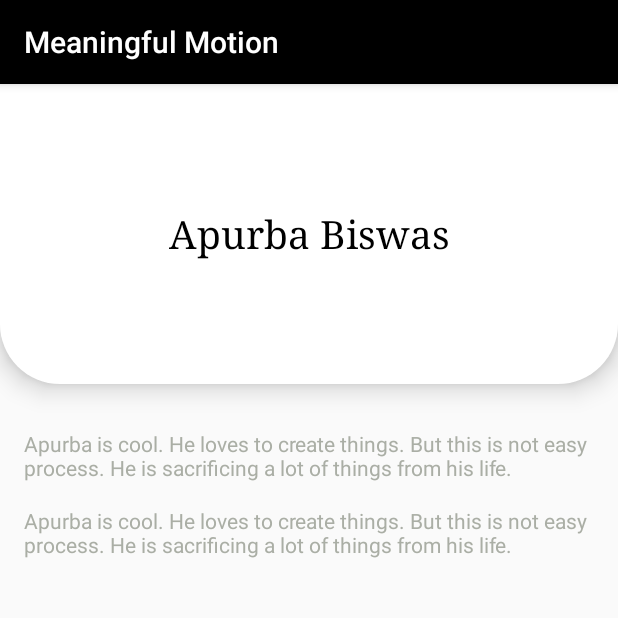
After one commit to Apurba000Biswas/MeaningfulMotion, an Android app: the ApurbaDetailsActivity screen opened directly, with no data from a screen before it, on a phone screen of 412 x 824 dp, the top half of it. The commit adds this screen. Run offline under Robolectric (Android 15) with nearby library versions, the phone set to English and light mode, and no system bars.

Commit message:
1.9 Added Details Activity and Size Animation

```diff
--- a/app/src/main/AndroidManifest.xml
+++ b/app/src/main/AndroidManifest.xml
@@ -9,7 +9,8 @@
         android:roundIcon="@mipmap/ic_launcher_round"
         android:supportsRtl="true"
         android:theme="@style/AppTheme">
-        <activity android:name=".MultipleElementActivity"></activity>
+        <activity android:name=".ApurbaDetailsActivity"></activity>
+        <activity android:name=".MultipleElementActivity" />
         <activity android:name=".InterpolationActivity" />
         <activity android:name=".InstructiveMotionActivity" />
         <activity android:name=".GridImage2" />
--- /dev/null
+++ b/app/src/main/java/com/apurba/meaningfulmotion/ApurbaDetailsActivity.java
@@ -0,0 +1,14 @@
+package com.apurba.meaningfulmotion;
+
+import androidx.appcompat.app.AppCompatActivity;
+
+import android.os.Bundle;
+
+public class ApurbaDetailsActivity extends AppCompatActivity {
+
+    @Override
+    protected void onCreate(Bundle savedInstanceState) {
+        super.onCreate(savedInstanceState);
+        setContentView(R.layout.activity_apurba_details);
+    }
+}
--- a/app/src/main/java/com/apurba/meaningfulmotion/MultipleElementChaoticAdapter.java
+++ b/app/src/main/java/com/apurba/meaningfulmotion/MultipleElementChaoticAdapter.java
@@ -51,7 +51,7 @@ public class MultipleElementChaoticAdapter extends RecyclerView.Adapter<Recycler
 
         ElementHolder(@NonNull View itemView) {
             super(itemView);
-            img = itemView.findViewById(R.id.image);
+            //img = itemView.findViewById(R.id.image);
             root = itemView.findViewById(R.id.root_item_layout);
             context = itemView.getContext();
         }
@@ -88,7 +88,7 @@ public class MultipleElementChaoticAdapter extends RecyclerView.Adapter<Recycler
                     .translationX(0f)
                     .alpha(1f)
                     .setInterpolator(interpolator)
-                    .setDuration(500)
+                    .setDuration(1000)
                     .start();
         }
     }
--- /dev/null
+++ b/app/src/main/res/drawable/down_arch.xml
@@ -0,0 +1,12 @@
+<?xml version="1.0" encoding="utf-8"?>
+<shape
+    xmlns:android="http://schemas.android.com/apk/res/android"
+    android:shape="rectangle">
+    <solid android:color="@android:color/white"/>
+    <size
+        android:width="30dp"
+        android:height="30dp"/>
+    <corners
+        android:bottomRightRadius="40dp"
+        android:bottomLeftRadius="40dp"/>
+</shape>
--- /dev/null
+++ b/app/src/main/res/layout/activity_apurba_details.xml
@@ -0,0 +1,57 @@
+<?xml version="1.0" encoding="utf-8"?>
+<androidx.constraintlayout.widget.ConstraintLayout xmlns:android="http://schemas.android.com/apk/res/android"
+    xmlns:app="http://schemas.android.com/apk/res-auto"
+    xmlns:tools="http://schemas.android.com/tools"
+    android:layout_width="match_parent"
+    android:layout_height="match_parent"
+    tools:context=".ApurbaDetailsActivity">
+
+    <LinearLayout
+        android:id="@+id/linearLayout2"
+        android:layout_width="match_parent"
+        android:layout_height="200dp"
+        android:background="@drawable/down_arch"
+        android:elevation="10dp"
+        android:orientation="vertical"
+        app:layout_constraintEnd_toEndOf="parent"
+        app:layout_constraintStart_toStartOf="parent"
+        app:layout_constraintTop_toTopOf="parent">
+
+        <TextView
+            android:layout_width="match_parent"
+            android:layout_height="match_parent"
+            android:fontFamily="serif"
+            android:gravity="center"
+            android:text="Apurba Biswas"
+            android:textColor="@android:color/black"
+            android:textSize="26sp" />
+    </LinearLayout>
+
+    <TextView
+        android:layout_marginStart="16dp"
+        android:layout_marginEnd="16dp"
+        android:layout_marginTop="30dp"
+        android:layout_marginBottom="16dp"
+        android:id="@+id/textView4"
+        android:layout_width="match_parent"
+        android:layout_height="wrap_content"
+        android:text="Apurba is cool. He loves to create things. But this is not easy process. He is sacrificing a lot of things from his life."
+        android:textColor="@color/descColor"
+        android:textSize="14sp"
+        app:layout_constraintStart_toStartOf="parent"
+        app:layout_constraintTop_toBottomOf="@+id/linearLayout2" />
+
+
+    <TextView
+        android:layout_width="match_parent"
+        android:layout_height="wrap_content"
+        android:layout_marginStart="16dp"
+        android:layout_marginTop="16dp"
+        android:layout_marginEnd="16dp"
+        android:text="Apurba is cool. He loves to create things. But this is not easy process. He is sacrificing a lot of things from his life."
+        android:textColor="@color/descColor"
+        android:textSize="14sp"
+        app:layout_constraintStart_toStartOf="parent"
+        app:layout_constraintTop_toBottomOf="@+id/textView4" />
+
+</androidx.constraintlayout.widget.ConstraintLayout>
--- a/app/src/main/res/values/colors.xml
+++ b/app/src/main/res/values/colors.xml
@@ -6,4 +6,6 @@
 
     <color name="colorRecyclerViewBack">#f0f0f0</color>
 
+    <color name="descColor">#aaaea5</color>
+
 </resources>
```
Also changed, not shown: app/src/main/java/com/apurba/meaningfulmotion/MainActivity.java (+14 -8 lines), app/src/main/java/com/apurba/meaningfulmotion/MultipleElementActivity.java (+66 -6 lines), app/src/main/java/com/apurba/meaningfulmotion/MultipleElementAdapter.java (+22 -4 lines), app/src/main/res/layout/activity_main.xml (+24 -0 lines), app/src/main/res/layout/multiple_element_item.xml (+20 -4 lines), app/build.gradle (line endings or trailing spaces).
